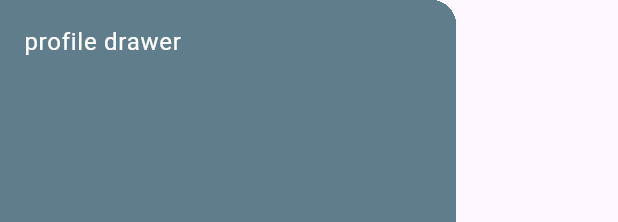
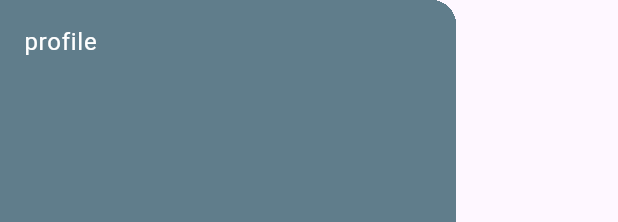
Before and after one commit to chaitanya40011/assignment_1, a Flutter app: the _Drawer widget shown alone on an empty page, opened directly, on a phone screen of 412 x 824 dp. Shown: the top 222 px of the screen. Run offline on Flutter 3.47's test engine with Material 3 defaults, Android fonts, the phone set to English and light mode, and no system bars.

Commit message:
assignment 1 done

```diff
--- a/lib/main.dart
+++ b/lib/main.dart
@@ -87,7 +87,7 @@ class _Drawer extends StatelessWidget {
               color: Colors.blueGrey,
             ),
             child: Text(
-              'profile drawer',
+              'profile',
               style: TextStyle(color: Colors.white),
             ),
           ),
```
